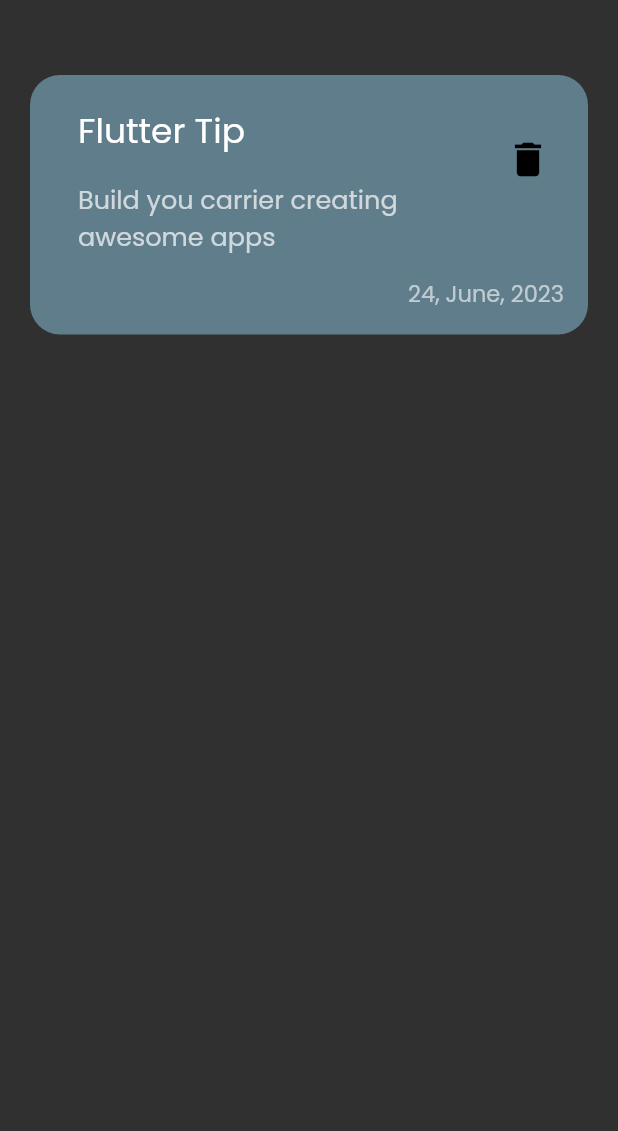
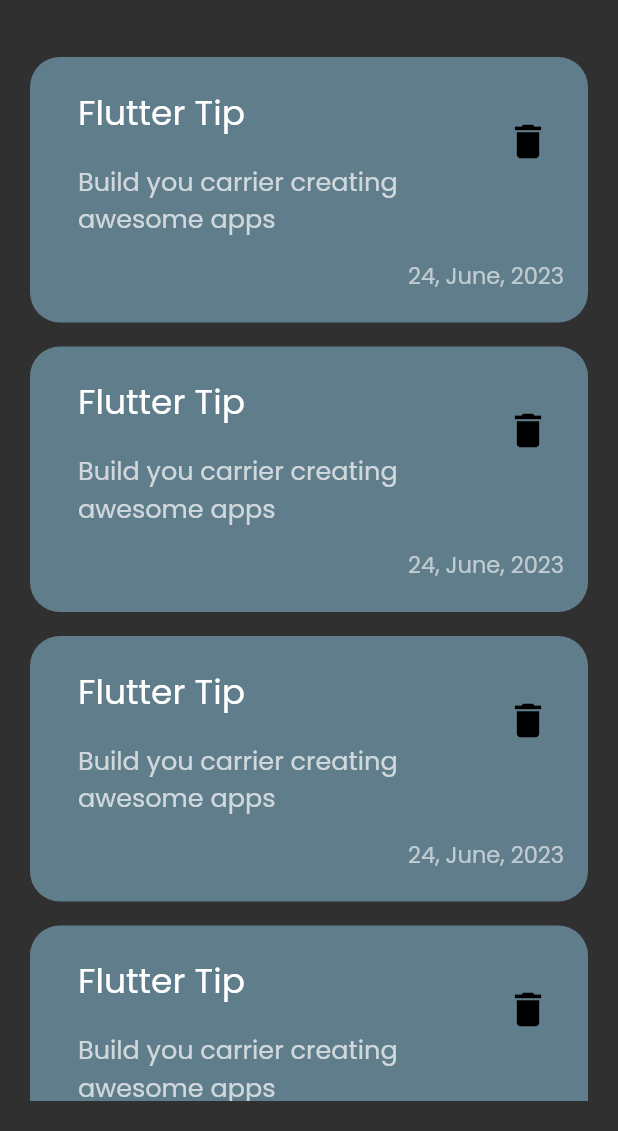
Before and after one commit to andrrew24/notes_app, a Flutter app: the screen it shows after launch, on a phone screen of 412 x 824 dp, the part 105-1236 px from its top. Run offline on Flutter 3.47's test engine with Material 2 defaults, Android fonts, the phone set to English and light mode, and no system bars; our stand-ins replace google_fonts.

Commit message:
create notes_list

```diff
--- a/lib/views/widgets/note_card.dart
+++ b/lib/views/widgets/note_card.dart
@@ -14,7 +14,7 @@ class NoteCard extends StatelessWidget {
   Widget build(BuildContext context) {
     return Container(
       child: Padding(
-        padding: const EdgeInsets.only(top: 16,bottom: 16,left: 16),
+        padding: const EdgeInsets.only(top: 16,bottom: 20,left: 16),
         child: Column(
           crossAxisAlignment: CrossAxisAlignment.end,
           children: [
--- /dev/null
+++ b/lib/views/widgets/notes_list_view.dart
@@ -0,0 +1,19 @@
+import 'package:flutter/material.dart';
+
+import 'note_card.dart';
+
+class NotesListView extends StatelessWidget {
+  const NotesListView({super.key});
+
+  @override
+  Widget build(BuildContext context) {
+    return ListView.builder(
+      itemBuilder: (context, index) {
+        return const Padding(
+          padding:  EdgeInsets.symmetric(vertical:8.0),
+          child: NoteCard(),
+        );
+      },
+    );
+  }
+}
--- a/lib/views/widgets/notes_view_body.dart
+++ b/lib/views/widgets/notes_view_body.dart
@@ -1,9 +1,10 @@
-// ignore_for_file: prefer_const_constructors, prefer_const_literals_to_create_immutables
+
 
 import 'package:flutter/material.dart';
 
 import 'app_bar.dart';
-import 'note_card.dart';
+
+import 'notes_list_view.dart';
 
 class CustomNotesViewBody extends StatelessWidget {
   const CustomNotesViewBody({
@@ -12,19 +13,17 @@ class CustomNotesViewBody extends StatelessWidget {
 
   @override
   Widget build(BuildContext context) {
-    return  SafeArea(
-      child: SingleChildScrollView(
+    return const SafeArea(
       child: Padding(
         padding: EdgeInsets.all(20),
         child: Column(
           children: [
             CustomAppBar(),
             SizedBox(
-                height: 50,
+              height: 30,
             ),
-               NoteCard()
+            Expanded(child: NotesListView())
           ],
-          ),
         ),
       ),
     );
```
Lines whose indentation alone changed are shown as unchanged.
